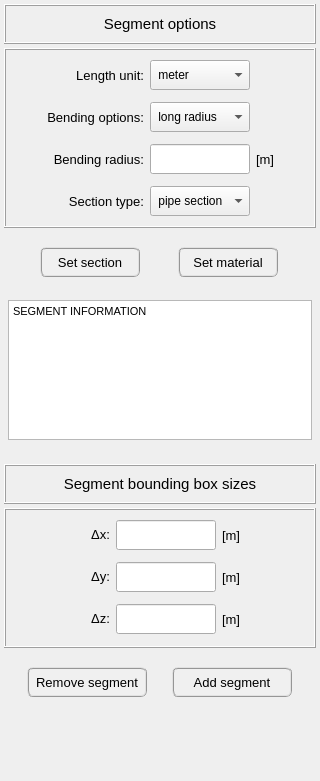
Qt form pulse/interface/ui_files/model/geometry/add_widget.ui (open-pulse/OpenPulse) before a commit.
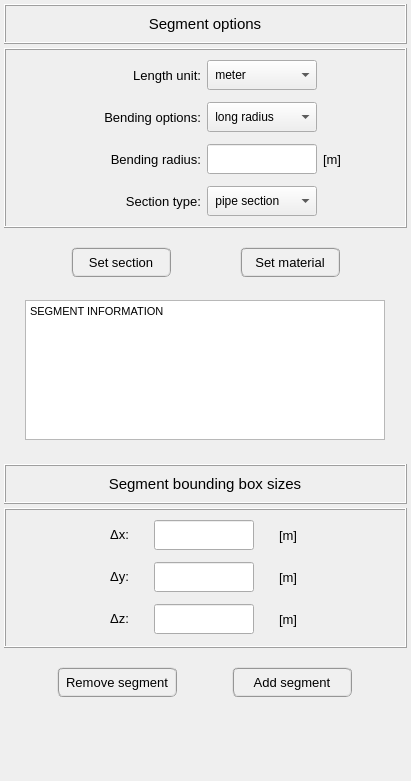
The same form after that commit.

Patch:
```diff
--- a/pulse/interface/ui_files/model/geometry/add_widget.ui
+++ b/pulse/interface/ui_files/model/geometry/add_widget.ui
@@ -6,7 +6,7 @@
    <rect>
     <x>0</x>
     <y>0</y>
-    <width>320</width>
+    <width>411</width>
     <height>781</height>
    </rect>
   </property>
@@ -150,7 +150,7 @@
        <widget class="QLabel" name="label_6">
         <property name="minimumSize">
          <size>
-          <width>100</width>
+          <width>132</width>
           <height>30</height>
          </size>
         </property>
@@ -177,13 +177,13 @@
        <widget class="QComboBox" name="comboBox_length_unit">
         <property name="minimumSize">
          <size>
-          <width>100</width>
+          <width>110</width>
           <height>30</height>
          </size>
         </property>
         <property name="maximumSize">
          <size>
-          <width>100</width>
+          <width>110</width>
           <height>30</height>
          </size>
         </property>
@@ -213,13 +213,13 @@
        <widget class="QLineEdit" name="lineEdit_bending_radius">
         <property name="minimumSize">
          <size>
-          <width>100</width>
+          <width>110</width>
           <height>30</height>
          </size>
         </property>
         <property name="maximumSize">
          <size>
-          <width>100</width>
+          <width>110</width>
           <height>30</height>
          </size>
         </property>
@@ -237,13 +237,13 @@
        <widget class="QComboBox" name="comboBox_section_type">
         <property name="minimumSize">
          <size>
-          <width>100</width>
+          <width>110</width>
           <height>30</height>
          </size>
         </property>
         <property name="maximumSize">
          <size>
-          <width>100</width>
+          <width>110</width>
           <height>30</height>
          </size>
         </property>
@@ -268,7 +268,7 @@
        <widget class="QLabel" name="label_4">
         <property name="minimumSize">
          <size>
-          <width>100</width>
+          <width>132</width>
           <height>30</height>
          </size>
         </property>
@@ -308,7 +308,7 @@
        <widget class="QLabel" name="label_5">
         <property name="minimumSize">
          <size>
-          <width>100</width>
+          <width>132</width>
           <height>30</height>
          </size>
         </property>
@@ -335,7 +335,7 @@
        <widget class="QLabel" name="label_9">
         <property name="minimumSize">
          <size>
-          <width>100</width>
+          <width>132</width>
           <height>30</height>
          </size>
         </property>
@@ -386,13 +386,13 @@
        <widget class="QComboBox" name="comboBox_bending_type">
         <property name="minimumSize">
          <size>
-          <width>100</width>
+          <width>110</width>
           <height>30</height>
          </size>
         </property>
         <property name="maximumSize">
          <size>
-          <width>100</width>
+          <width>110</width>
           <height>30</height>
          </size>
         </property>
@@ -594,8 +594,8 @@
          <string>&lt;!DOCTYPE HTML PUBLIC &quot;-//W3C//DTD HTML 4.0//EN&quot; &quot;http://www.w3.org/TR/REC-html40/strict.dtd&quot;&gt;
 &lt;html&gt;&lt;head&gt;&lt;meta name=&quot;qrichtext&quot; content=&quot;1&quot; /&gt;&lt;style type=&quot;text/css&quot;&gt;
 p, li { white-space: pre-wrap; }
-&lt;/style&gt;&lt;/head&gt;&lt;body style=&quot; font-family:'Cantarell'; font-size:11pt; font-weight:400; font-style:normal;&quot;&gt;
-&lt;p style=&quot; margin-top:0px; margin-bottom:0px; margin-left:0px; margin-right:0px; -qt-block-indent:0; text-indent:0px;&quot;&gt;&lt;span style=&quot; font-family:'MS Shell Dlg 2'; font-size:8pt;&quot;&gt;SEGMENT INFORMATION&lt;/span&gt;&lt;/p&gt;&lt;/body&gt;&lt;/html&gt;</string>
+&lt;/style&gt;&lt;/head&gt;&lt;body style=&quot; font-family:'MS Shell Dlg 2'; font-size:8.25pt; font-weight:400; font-style:normal;&quot;&gt;
+&lt;p style=&quot; margin-top:0px; margin-bottom:0px; margin-left:0px; margin-right:0px; -qt-block-indent:0; text-indent:0px;&quot;&gt;&lt;span style=&quot; font-size:8pt;&quot;&gt;SEGMENT INFORMATION&lt;/span&gt;&lt;/p&gt;&lt;/body&gt;&lt;/html&gt;</string>
         </property>
        </widget>
       </item>
```
